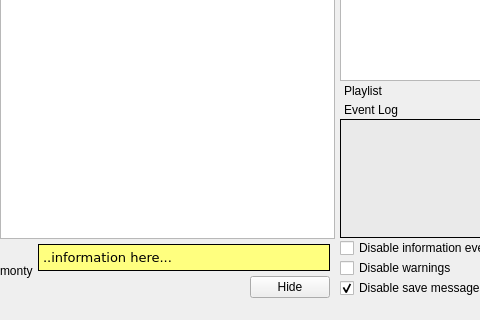
The window that uman/src/QUMainWindow.ui (UltraStar-Deluxe/UltraStar-Manager) describes before a commit, drawn with Qt 5; both pictures show x 0 to 480 and y 433 to 753 of the 675 by 753 pixel window.
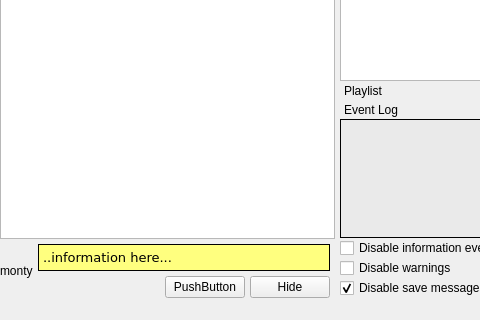
The same window after the commit. Icons and pictures are not drawn. Custom widgets are drawn as their Qt base class.

Diff of the .ui file:
```diff
--- a/uman/src/QUMainWindow.ui
+++ b/uman/src/QUMainWindow.ui
@@ -23,9 +23,9 @@
    <property name="geometry" >
     <rect>
      <x>0</x>
-     <y>48</y>
+     <y>47</y>
      <width>675</width>
-     <height>684</height>
+     <height>685</height>
     </rect>
    </property>
    <layout class="QHBoxLayout" name="horizontalLayout_2" >
@@ -356,6 +356,13 @@
                  </property>
                 </spacer>
                </item>
+               <item>
+                <widget class="QPushButton" name="pushButton" >
+                 <property name="text" >
+                  <string>PushButton</string>
+                 </property>
+                </widget>
+               </item>
                <item>
                 <widget class="QPushButton" name="hideMontyBtn" >
                  <property name="text" >
```
Left out of the diff: 32 changed lines with no effect on the pictures.
